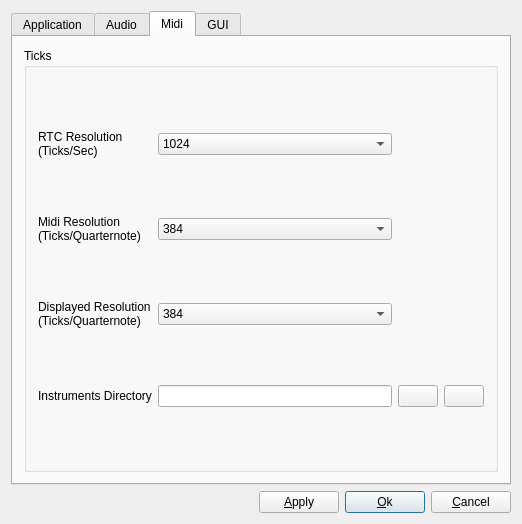
The window that muse2/muse/widgets/gensetbase.ui (emrum/muse) describes before a commit, drawn with Qt 5.
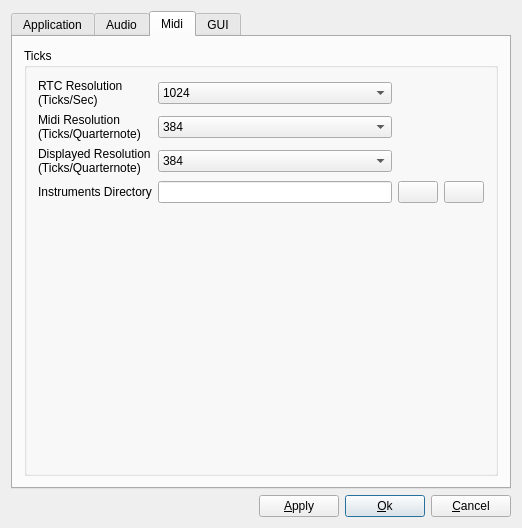
The same window after the commit. The open tabs and pages were chosen to show the change.

What changed in the file:
```diff
--- a/muse2/muse/widgets/gensetbase.ui
+++ b/muse2/muse/widgets/gensetbase.ui
@@ -7,19 +7,13 @@
     <x>0</x>
     <y>0</y>
     <width>522</width>
-    <height>518</height>
+    <height>528</height>
    </rect>
   </property>
   <property name="windowTitle">
    <string>MusE: Global Settings</string>
   </property>
-  <layout class="QVBoxLayout">
-   <property name="spacing">
-    <number>6</number>
-   </property>
-   <property name="margin">
-    <number>11</number>
-   </property>
+  <layout class="QVBoxLayout" name="verticalLayout_4">
    <item>
     <widget class="QTabWidget" name="TabWidget2">
      <property name="sizePolicy">
@@ -1103,6 +1097,19 @@
             </property>
            </widget>
           </item>
+          <item row="4" column="1">
+           <spacer name="verticalSpacer_3">
+            <property name="orientation">
+             <enum>Qt::Vertical</enum>
+            </property>
+            <property name="sizeHint" stdset="0">
+             <size>
+              <width>20</width>
+              <height>40</height>
+             </size>
+            </property>
+           </spacer>
+          </item>
          </layout>
         </widget>
        </item>
@@ -1241,13 +1248,7 @@
     </widget>
    </item>
    <item>
-    <layout class="QHBoxLayout">
-     <property name="spacing">
-      <number>6</number>
-     </property>
-     <property name="margin">
-      <number>0</number>
-     </property>
+    <layout class="QHBoxLayout" name="horizontalLayout">
      <item>
       <spacer name="Spacer1">
        <property name="orientation">
```
Left out of the diff: 5 changed lines with no effect on the pictures.
